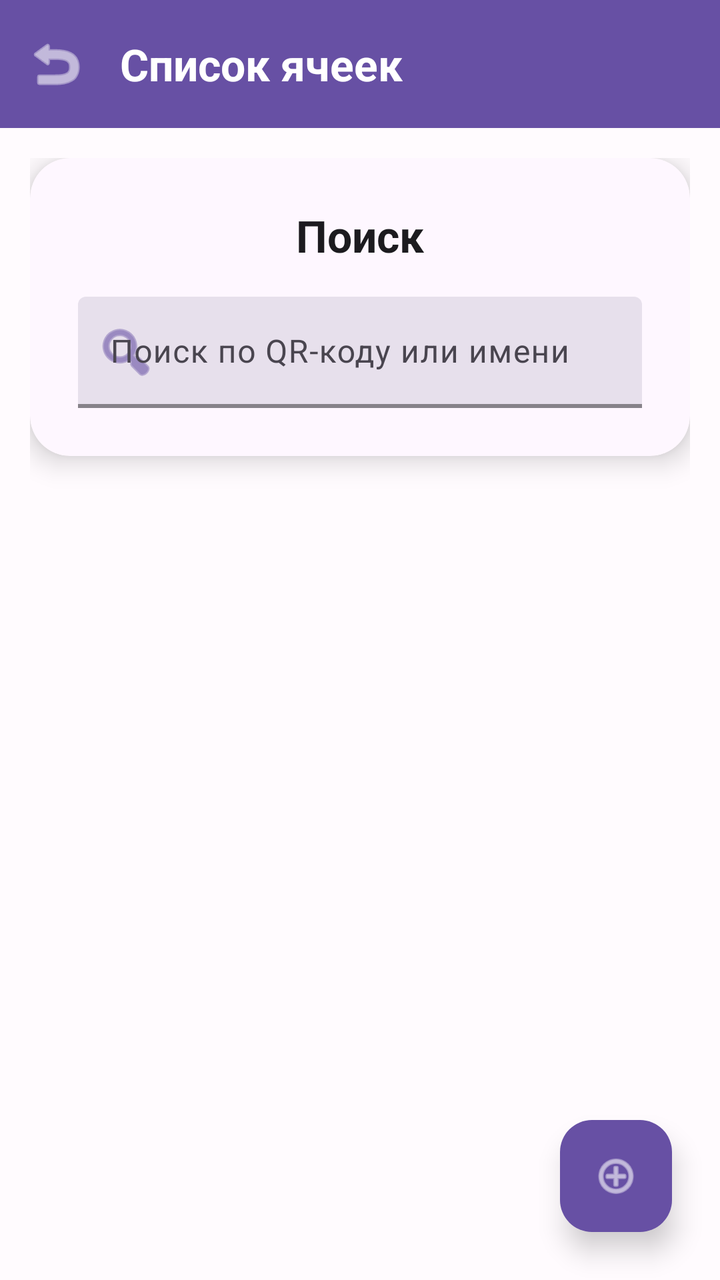
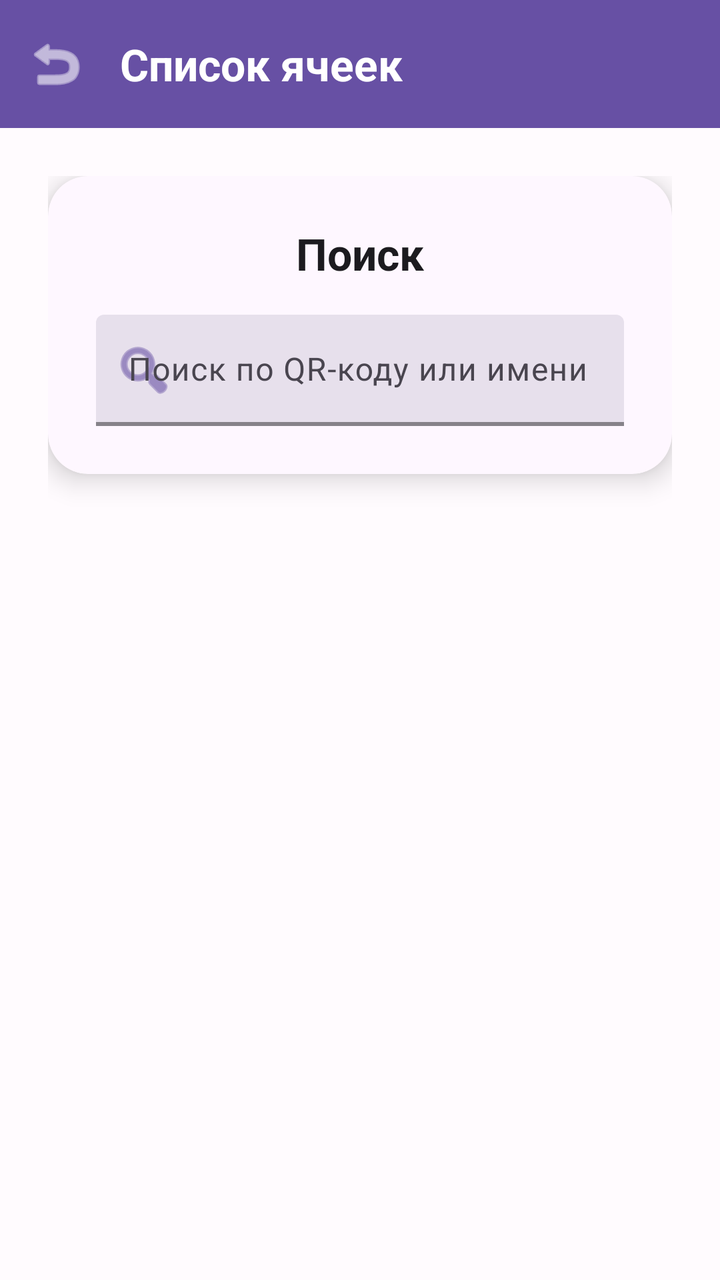

The first picture is an Android layout as it rendered before a commit; the second is the same layout after the commit. The layout source and the unified diff follow.
<!-- AndroidManifest.xml: application theme AppTheme -->
<!-- res/layout/activity_cell_list.xml -->
<?xml version="1.0" encoding="utf-8"?>
<androidx.coordinatorlayout.widget.CoordinatorLayout xmlns:android="http://schemas.android.com/apk/res/android"
    xmlns:app="http://schemas.android.com/apk/res-auto"
    android:layout_width="match_parent"
    android:layout_height="match_parent"
    android:background="@color/background">

    
    <com.google.android.material.appbar.AppBarLayout
        android:layout_width="match_parent"
        android:layout_height="wrap_content"
        android:background="@color/primary"
        app:elevation="0dp">

        <com.google.android.material.appbar.MaterialToolbar
            android:id="@+id/toolbar"
            android:layout_width="match_parent"
            android:layout_height="?attr/actionBarSize"
            app:title="@string/cells_list_title"
            app:titleTextColor="@color/on_primary"
            app:titleTextAppearance="@style/TextAppearance.App.TitleLarge"
            app:navigationIcon="@android:drawable/ic_menu_revert"
            app:navigationIconTint="@color/on_primary" />

    </com.google.android.material.appbar.AppBarLayout>

    
    <androidx.core.widget.NestedScrollView
        android:layout_width="match_parent"
        android:layout_height="match_parent"
        app:layout_behavior="@string/appbar_scrolling_view_behavior">

        <LinearLayout
            android:layout_width="match_parent"
            android:layout_height="wrap_content"
            android:orientation="vertical"
            android:padding="15dp">

            
            <androidx.cardview.widget.CardView
                android:layout_width="match_parent"
                android:layout_height="wrap_content"
                android:layout_marginBottom="15dp"
                app:cardBackgroundColor="@color/card_surface"
                app:cardCornerRadius="20dp">

                <LinearLayout
                    android:layout_width="match_parent"
                    android:layout_height="wrap_content"
                    android:orientation="vertical"
                    android:padding="24dp">

                    <TextView
                        android:layout_width="match_parent"
                        android:layout_height="wrap_content"
                        android:text="@string/search_title"
                        android:textAppearance="@style/TextAppearance.App.TitleLarge"
                        android:textAlignment="center"
                        android:layout_marginBottom="16dp" />

                    <com.google.android.material.textfield.TextInputLayout
                        android:id="@+id/searchInputLayout"
                        android:layout_width="match_parent"
                        android:layout_height="wrap_content"
                        android:hint="@string/search_cells_hint"
                        app:startIconDrawable="@android:drawable/ic_menu_search"
                        app:startIconTint="@color/primary"
                        app:boxBackgroundColor="@color/surface_variant"
                        app:boxStrokeColor="@color/primary"
                        app:boxStrokeWidth="2dp"
                        app:hintTextColor="@color/text_secondary">

                        <com.google.android.material.textfield.TextInputEditText
                            android:id="@+id/searchInput"
                            android:layout_width="match_parent"
                            android:layout_height="wrap_content"
                            android:inputType="text"
                            android:textAppearance="@style/TextAppearance.App.BodyLarge" />

                    </com.google.android.material.textfield.TextInputLayout>

                </LinearLayout>
            </androidx.cardview.widget.CardView>

            
            <androidx.recyclerview.widget.RecyclerView
                android:id="@+id/cellsRecyclerView"
                android:layout_width="match_parent"
                android:layout_height="wrap_content"
                android:clipToPadding="false"
                android:paddingBottom="24dp" />

        </LinearLayout>
    </androidx.core.widget.NestedScrollView>

    
    <com.google.android.material.floatingactionbutton.FloatingActionButton
        android:id="@+id/fabAddCell"
        android:layout_width="wrap_content"
        android:layout_height="wrap_content"
        android:layout_gravity="bottom|end"
        android:layout_margin="24dp"
        android:src="@android:drawable/ic_menu_add"
        app:backgroundTint="@color/primary"
        app:tint="@color/on_primary"
        app:elevation="8dp" />

</androidx.coordinatorlayout.widget.CoordinatorLayout>
<!-- resources referenced by this layout -->
<resources>
  <color name="background">#FFFBFE</color>
  <color name="card_surface">#FEF7FF</color>
  <color name="on_primary">#FFFFFF</color>
  <color name="primary">#6750A4</color>
  <color name="surface_variant">#E7E0EC</color>
  <color name="text_secondary">#49454F</color>
  <string name="cells_list_title">Список ячеек</string>
  <string name="search_cells_hint">Поиск по QR-коду или имени</string>
  <string name="search_title">Поиск</string>
  <style name="TextAppearance.App.BodyLarge" parent="TextAppearance.Material3.BodyLarge">
          <item name="android:textColor">@color/text_primary</item>
          <item name="android:textSize">16sp</item>
      </style>
  <style name="TextAppearance.App.TitleLarge" parent="TextAppearance.Material3.TitleLarge">
          <item name="android:textColor">@color/text_primary</item>
          <item name="android:textSize">22sp</item>
          <item name="android:textStyle">bold</item>
      </style>
  <color name="text_primary">#1C1B1F</color>
  <color name="primary_variant">#4F378B</color>
  <color name="secondary">#625B71</color>
  <color name="on_secondary">#FFFFFF</color>
  <color name="tertiary">#7D5260</color>
  <color name="on_tertiary">#FFFFFF</color>
  <color name="surface">#FFFBFE</color>
  <color name="on_surface">#1C1B1F</color>
  <color name="on_surface_variant">#49454F</color>
  <color name="text_tertiary">#79747E</color>
  <color name="error">#BA1A1A</color>
  <color name="on_error">#FFFFFF</color>
  <style name="AppButtonStyle" parent="Widget.Material3.Button">
          <item name="backgroundTint">@color/button_background</item>
          <item name="android:textColor">@color/button_text</item>
          <item name="rippleColor">@color/primary</item>
          <item name="android:padding">16dp</item>
          <item name="android:textSize">16sp</item>
          <item name="android:textStyle">bold</item>
          <item name="elevation">2dp</item>
      </style>
  <style name="AppCardViewStyle" parent="Widget.Material3.CardView.Elevated">
          <item name="cardBackgroundColor">@color/card_background</item>
          <item name="cardElevation">8dp</item>
          <item name="cardCornerRadius">16dp</item>
          <item name="cardMaxElevation">12dp</item>
          <item name="contentPadding">0dp</item>
      </style>
  <style name="AppTextInputStyle" parent="Widget.Material3.TextInputLayout.FilledBox">
          <item name="boxBackgroundColor">@color/surface_variant</item>
          <item name="android:textColor">@color/on_surface</item>
          <item name="hintTextColor">@color/text_secondary</item>
          <item name="boxStrokeColor">@color/primary</item>
          <item name="boxStrokeWidth">2dp</item>
          <item name="android:textColorHint">@color/text_secondary</item>
      </style>
  <style name="AppToolbarStyle" parent="Widget.Material3.Toolbar">
          <item name="titleTextColor">@color/on_primary</item>
          <item name="subtitleTextColor">@color/on_primary</item>
          <item name="android:background">@color/primary</item>
          <item name="elevation">4dp</item>
      </style>
  <color name="button_background">#6750A4</color>
  <color name="button_text">#FFFFFF</color>
  <color name="card_background">#FFFFFF</color>
  <!-- unchanged entries left out for length: 1 -->
</resources>

<!-- the commit's change to res/layout/activity_cell_list.xml (unified diff, before → after) -->
@@ -34,13 +34,13 @@
             android:layout_width="match_parent"
             android:layout_height="wrap_content"
             android:orientation="vertical"
-            android:padding="15dp">
+            android:padding="24dp">
 
             
             <androidx.cardview.widget.CardView
                 android:layout_width="match_parent"
                 android:layout_height="wrap_content"
-                android:layout_marginBottom="15dp"
+                android:layout_marginBottom="24dp"
                 app:cardBackgroundColor="@color/card_surface"
                 app:cardCornerRadius="20dp">
 
@@ -94,15 +94,5 @@
     </androidx.core.widget.NestedScrollView>
 
     
-    <com.google.android.material.floatingactionbutton.FloatingActionButton
-        android:id="@+id/fabAddCell"
-        android:layout_width="wrap_content"
-        android:layout_height="wrap_content"
-        android:layout_gravity="bottom|end"
-        android:layout_margin="24dp"
-        android:src="@android:drawable/ic_menu_add"
-        app:backgroundTint="@color/primary"
-        app:tint="@color/on_primary"
-        app:elevation="8dp" />
 
 </androidx.coordinatorlayout.widget.CoordinatorLayout>
